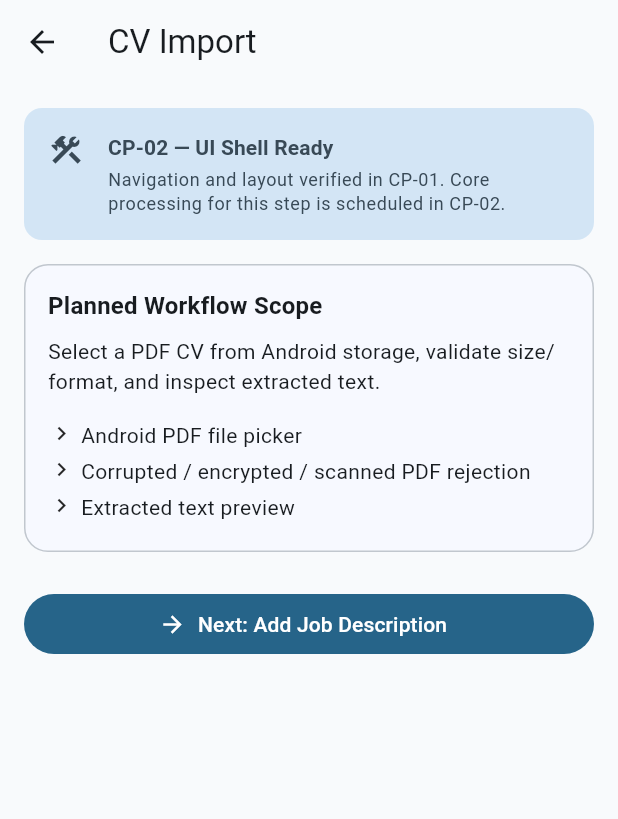
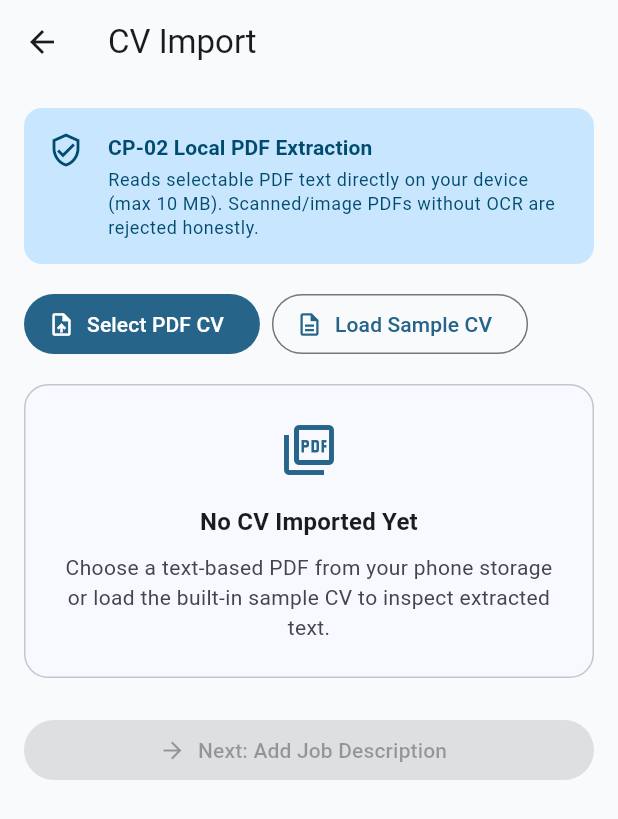
Before and after one commit to Kimiti4/CareerPilot, a Flutter app: the DashboardScreen screen opened by its route, after a tap on "Open CV Analysis", on a phone screen of 412 x 824 dp. Shown: the top 819 px of the screen. Run offline on Flutter 3.47's test engine with Material 3 defaults, Android fonts, the phone set to English and light mode, and no system bars; our stand-ins replace file_picker, flutter_riverpod, go_router, material_ui; missing offline and left inert: syncfusion_flutter_pdf.

Commit message:
CP-02: Local PDF import and extraction spike
Replace the /cv-import placeholder with a real on-device Android PDF
workflow behind a replaceable PdfTextExtractor adapter (Syncfusion pure
Dart, no NDK). Handles valid, multi-column, scanned/blank, encrypted,
corrupted, empty and oversized (10 MB limit) PDFs with honest error
taxonomy. Ships a bundled sample CV fixture and one-off generators.

Verified on Xiaomi Redmi 15C (Android 16): sample extraction,
multi-column fixture, and all rejection paths; APK builds and passes
flutter analyze (0) and flutter test (15).

```diff
--- a/lib/app/router.dart
+++ b/lib/app/router.dart
@@ -1,5 +1,6 @@
 import 'package:flutter_riverpod/flutter_riverpod.dart';
 import 'package:go_router/go_router.dart';
+import 'package:careerpilot_ai/features/cv_import/cv_import_screen.dart';
 import 'package:careerpilot_ai/features/dashboard/dashboard_screen.dart';
 import 'package:careerpilot_ai/features/settings/settings_screen.dart';
 import 'package:careerpilot_ai/features/welcome/welcome_screen.dart';
@@ -22,18 +23,7 @@ final appRouterProvider = Provider<GoRouter>((ref) {
       GoRoute(
         path: '/cv-import',
         name: 'cv-import',
-        builder: (context, state) => WorkflowPlaceholderScreen(
-          title: 'CV Import',
-          checkpointTag: 'CP-02',
-          summary: 'Select a PDF CV from Android storage, validate size/format, and inspect extracted text.',
-          plannedControls: const [
-            'Android PDF file picker',
-            'Corrupted / encrypted / scanned PDF rejection',
-            'Extracted text preview',
-          ],
-          nextStepLabel: 'Next: Add Job Description',
-          onNextStep: () => context.push('/job-description'),
-        ),
+        builder: (context, state) => const CvImportScreen(),
       ),
       GoRoute(
         path: '/job-description',
--- /dev/null
+++ b/lib/features/cv_import/cv_import_screen.dart
@@ -0,0 +1,197 @@
+import 'package:careerpilot_ai/app/theme/app_tokens.dart';
+import 'package:careerpilot_ai/features/cv_import/cv_import_controller.dart';
+import 'package:careerpilot_ai/features/cv_import/cv_import_state.dart';
+import 'package:careerpilot_ai/shared/widgets/app_empty_state.dart';
+import 'package:careerpilot_ai/shared/widgets/app_error_state.dart';
+import 'package:careerpilot_ai/shared/widgets/demo_capability_banner.dart';
+import 'package:flutter_riverpod/flutter_riverpod.dart';
+import 'package:go_router/go_router.dart';
+import 'package:material_ui/material_ui.dart';
+
+class CvImportScreen extends ConsumerWidget {
+  const CvImportScreen({super.key});
+
+  @override
+  Widget build(BuildContext context, WidgetRef ref) {
+    final importState = ref.watch(cvImportProvider);
+    final controller = ref.read(cvImportProvider.notifier);
+    final theme = Theme.of(context);
+    final colors = theme.colorScheme;
+
+    return Scaffold(
+      appBar: AppBar(
+        title: const Text('CV Import'),
+        actions: [
+          if (importState.document != null)
+            IconButton(
+              tooltip: 'Clear CV',
+              onPressed: importState.isLoading ? null : controller.clearCv,
+              icon: const Icon(Icons.delete_outline),
+            ),
+        ],
+      ),
+      body: SafeArea(
+        child: ListView(
+          padding: const EdgeInsets.all(AppTokens.spaceMd),
+          children: [
+            const DemoCapabilityBanner(
+              title: 'CP-02 Local PDF Extraction',
+              description: 'Reads selectable PDF text directly on your device (max 10 MB). Scanned/image PDFs without OCR are rejected honestly.',
+            ),
+            const SizedBox(height: AppTokens.spaceMd),
+            Wrap(
+              spacing: AppTokens.spaceSm,
+              runSpacing: AppTokens.spaceSm,
+              children: [
+                FilledButton.icon(
+                  onPressed: importState.isLoading
+                      ? null
+                      : controller.pickAndExtractPdf,
+                  icon: const Icon(Icons.upload_file_outlined),
+                  label: const Text('Select PDF CV'),
+                ),
+                OutlinedButton.icon(
+                  onPressed: importState.isLoading
+                      ? null
+                      : controller.loadSampleCv,
+                  icon: const Icon(Icons.description_outlined),
+                  label: const Text('Load Sample CV'),
+                ),
+              ],
+            ),
+            const SizedBox(height: AppTokens.spaceMd),
+            if (importState.isLoading)
+              const Card(
+                child: Padding(
+                  padding: EdgeInsets.all(AppTokens.spaceLg),
+                  child: Column(
+                    children: [
+                      CircularProgressIndicator(),
+                      SizedBox(height: AppTokens.spaceMd),
+                      Text('Extracting text from PDF on device...'),
+                    ],
+                  ),
+                ),
+              )
+            else if (importState.errorMessage != null)
+              AppErrorState(
+                title: 'PDF Could Not Be Imported',
+                message: importState.errorMessage!,
+                retryLabel: 'Select Another PDF',
+                onRetry: controller.pickAndExtractPdf,
+              )
+            else if (importState.document != null)
+              _ImportedCvPreview(
+                document: importState.document!,
+                theme: theme,
+                colors: colors,
+              )
+            else
+              const AppEmptyState(
+                icon: Icons.picture_as_pdf_outlined,
+                title: 'No CV Imported Yet',
+                message: 'Choose a text-based PDF from your phone storage or load the built-in sample CV to inspect extracted text.',
+              ),
+            const SizedBox(height: AppTokens.spaceLg),
+            FilledButton.icon(
+              onPressed: importState.hasValidCv
+                  ? () => context.push('/job-description')
+                  : null,
+              icon: const Icon(Icons.arrow_forward),
+              label: const Text('Next: Add Job Description'),
+            ),
+          ],
+        ),
+      ),
+    );
+  }
+}
+
+class _ImportedCvPreview extends StatelessWidget {
+  const _ImportedCvPreview({
+    required this.document,
+    required this.theme,
+    required this.colors,
+  });
+
+  final ImportedCvDocument document;
+  final ThemeData theme;
+  final ColorScheme colors;
+
+  @override
+  Widget build(BuildContext context) {
+    final ext = document.extraction;
+    final kb = (ext.byteLength / 1024).toStringAsFixed(1);
+
+    return Column(
+      crossAxisAlignment: CrossAxisAlignment.start,
+      children: [
+        Card(
+          child: Padding(
+            padding: const EdgeInsets.all(AppTokens.spaceMd),
+            child: Column(
+              crossAxisAlignment: CrossAxisAlignment.start,
+              children: [
+                Row(
+                  children: [
+                    Icon(Icons.check_circle_outline, color: colors.primary),
+                    const SizedBox(width: AppTokens.spaceSm),
+                    Expanded(
+                      child: Text(
+                        document.fileName,
+                        style: theme.textTheme.titleMedium?.copyWith(
+                          fontWeight: FontWeight.w700,
+                        ),
+                      ),
+                    ),
+                  ],
+                ),
+                const SizedBox(height: AppTokens.spaceSm),
+                Text(
+                  '${ext.pageCount} page(s) · $kb KB · Extracted in ${ext.durationMs} ms · ${ext.text.length} chars',
+                  style: theme.textTheme.bodySmall?.copyWith(
+                    color: colors.onSurfaceVariant,
+                  ),
+                ),
+                if (ext.warning != null) ...[
+                  const SizedBox(height: AppTokens.spaceSm),
+                  Container(
+                    padding: const EdgeInsets.all(AppTokens.spaceSm),
+                    decoration: BoxDecoration(
+                      color: colors.secondaryContainer,
+                      borderRadius: BorderRadius.circular(AppTokens.radiusMd),
+                    ),
+                    child: Text(
+                      ext.warning!,
+                      style: theme.textTheme.bodySmall?.copyWith(
+                        color: colors.onSecondaryContainer,
+                      ),
+                    ),
+                  ),
+                ],
+              ],
+            ),
+          ),
+        ),
+        const SizedBox(height: AppTokens.spaceMd),
+        Text(
+          'Extracted Text Preview (Read-Only)',
+          style: theme.textTheme.titleSmall?.copyWith(
+            fontWeight: FontWeight.w700,
+          ),
+        ),
+        const SizedBox(height: AppTokens.spaceSm),
+        Card(
+          child: Container(
+            width: double.infinity,
+            constraints: const BoxConstraints(maxHeight: 280),
+            padding: const EdgeInsets.all(AppTokens.spaceMd),
+            child: SingleChildScrollView(
+              child: SelectableText(ext.text, style: theme.textTheme.bodySmall),
+            ),
+          ),
+        ),
+      ],
+    );
+  }
+}
--- a/pubspec.yaml
+++ b/pubspec.yaml
@@ -37,6 +37,8 @@ dependencies:
   cupertino_icons: ^1.0.8
   flutter_riverpod: ^3.5.0
   go_router: ^18.1.4
+  file_picker: ^13.4.0
+  syncfusion_flutter_pdf: ^35.1.46
 
 dev_dependencies:
   flutter_test:
@@ -59,6 +61,8 @@ flutter:
   # included with your application, so that you can use the icons in
   # the material Icons class.
   uses-material-design: true
+  assets:
+    - assets/sample_data/
 
   # To add assets to your application, add an assets section, like this:
   # assets:
```
Also changed, not shown: lib/core/services/cv_file_picker_service.dart (added, +37 -0 lines), lib/core/services/pdf_text_extractor.dart (added, +44 -0 lines), lib/core/services/syncfusion_pdf_text_extractor.dart (added, +114 -0 lines), lib/features/cv_import/cv_import_controller.dart (added, +99 -0 lines), lib/features/cv_import/cv_import_state.dart (added, +41 -0 lines), pubspec.lock, 8 other files.
